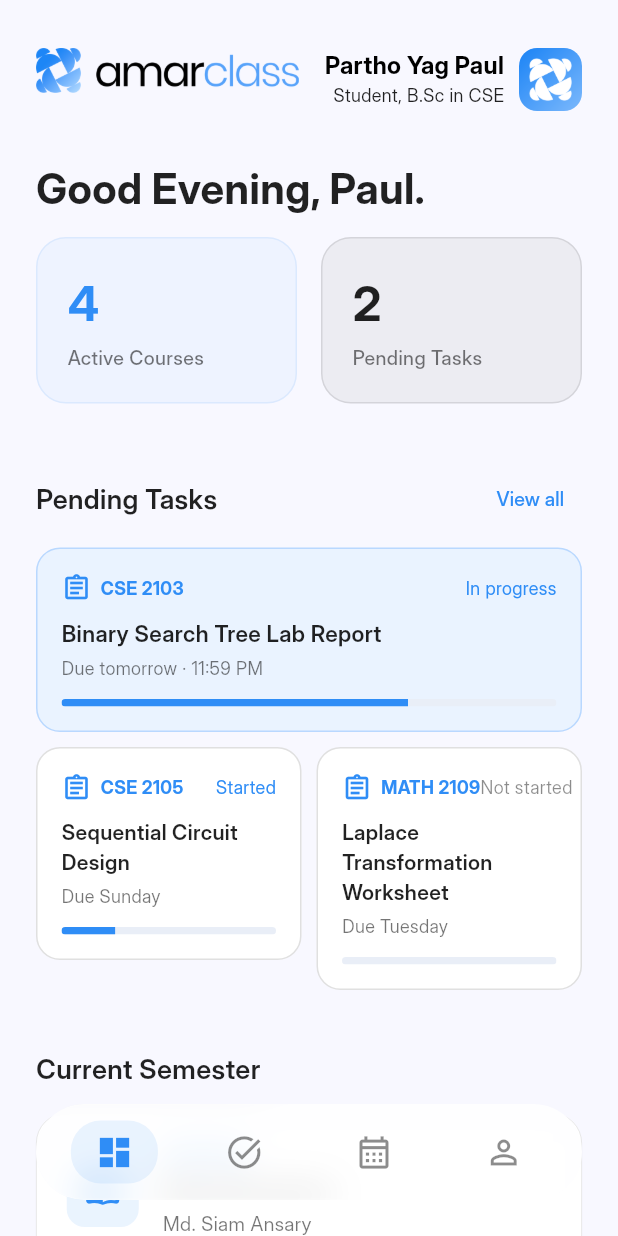
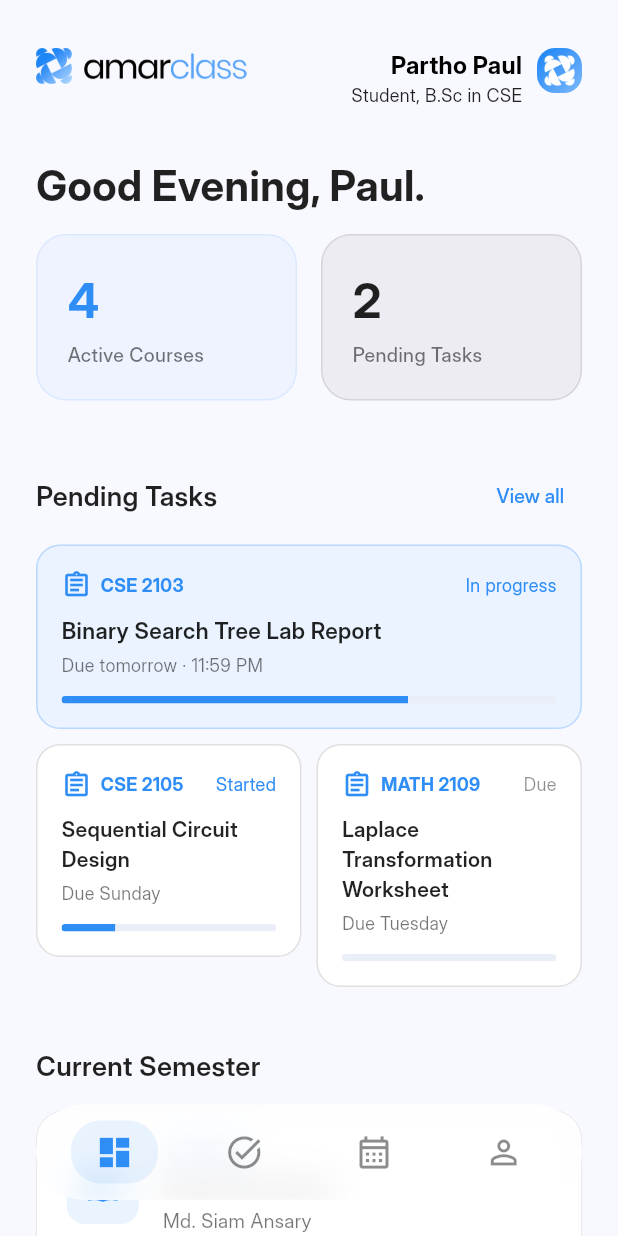
Before and after one commit to rif-x43/AmarClass, a Flutter app: the DashboardScreen screen opened directly with empty values, on a phone screen of 412 x 824 dp. Run offline on Flutter 3.47's test engine with Material 3 defaults, Android fonts, the phone set to English and light mode, and no system bars; our stand-ins replace table_calendar; Roboto replaces fonts that are missing (Inter Display).

Commit message:
Added overall changes

```diff
--- a/lib/pages/dashboard_screen.dart
+++ b/lib/pages/dashboard_screen.dart
@@ -1,10 +1,15 @@
 import 'dart:ui';
 import 'package:amarclass/pages/user_role.dart';
 import 'package:amarclass/pages/tasks_screen.dart';
+import 'package:amarclass/pages/schedule_screen.dart';
+//import 'package:amarclass/pages/profile_screen.dart';
 import 'package:flutter/material.dart';
+import 'package:amarclass/ProfileScreen.dart';
+import 'package:amarclass/pages/calender.dart';
 
 class DashboardScreen extends StatefulWidget {
-  const DashboardScreen({super.key, required UserRole role});
+  final UserRole role;
+  const DashboardScreen({super.key, required this.role});
 
   @override
   State<DashboardScreen> createState() => _DashboardScreenState();
@@ -12,13 +17,6 @@ class DashboardScreen extends StatefulWidget {
 
 class _DashboardScreenState extends State<DashboardScreen> {
   int _selectedIndex = 0;
-
-  final List<String> _pageTitles = [
-    'Dashboard',
-    'Tasks',
-    'Schedule',
-    'Profile',
-  ];
 
   @override
   Widget build(BuildContext context) {
@@ -32,17 +30,11 @@ class _DashboardScreenState extends State<DashboardScreen> {
                 ? _buildDashboardContent()
                 : _selectedIndex == 1
                 ? const TasksScreen()
-                : Center(
-              child: Text(
-                _pageTitles[_selectedIndex],
-                style: const TextStyle(
-                  fontFamily: 'Inter Display',
-                  fontSize: 24,
-                  fontWeight: FontWeight.bold,
-                  color: Colors.black87,
-                ),
-              ),
-            ),
+                : _selectedIndex == 2
+                //? ScheduleScreen(role: widget.role)
+                ?SimpleCalendar()
+
+                : const ProfileScreen()
           ),
 
           // Floating Glassmorphism Navigation Bar
@@ -67,14 +59,13 @@ class _DashboardScreenState extends State<DashboardScreen> {
         100,
       ), // Bottom padding prevents content hiding behind the nav bar
       children: [
-        // Welcome Header
         Row(
           mainAxisAlignment: MainAxisAlignment.spaceBetween,
           crossAxisAlignment: CrossAxisAlignment.start,
           children: [
             const Image(
               image: AssetImage('brandings/logo_black.png'),
-              height: 30,
+              height: 24,
             ),
             Row(
               crossAxisAlignment: CrossAxisAlignment.start,
@@ -83,7 +74,7 @@ class _DashboardScreenState extends State<DashboardScreen> {
                   crossAxisAlignment: CrossAxisAlignment.end,
                   children: [
                     Text(
-                      'Partho Yag Paul',
+                      'Partho Paul',
                       textAlign: TextAlign.right,
                       style: TextStyle(
                         fontFamily: 'Inter Display',
@@ -104,12 +95,15 @@ class _DashboardScreenState extends State<DashboardScreen> {
                   ],
                 ),
                 const SizedBox(width: 10),
-                ClipRRect(
+                GestureDetector(
+                  onTap: () => setState(() => _selectedIndex = 3),
+                  child: ClipRRect(
                     borderRadius: BorderRadius.all(Radius.circular(12)),
                     child: Image(
                       image: AssetImage('brandings/appicon_blue.png'),
-                    height: 42,
-                    width: 42,
+                      height: 30,
+                      width: 30,
+                    ),
                   ),
                 ),
               ],
@@ -135,6 +129,7 @@ class _DashboardScreenState extends State<DashboardScreen> {
                 title: 'Active Courses',
                 value: '4',
                 color: const Color(0xFF2F8DF6),
+                onTap: () => setState(() => _selectedIndex = 2),
               ),
             ),
             const SizedBox(width: 16),
@@ -143,6 +138,7 @@ class _DashboardScreenState extends State<DashboardScreen> {
                 title: 'Pending Tasks',
                 value: '2',
                 color: Colors.black87,
+                onTap: () => setState(() => _selectedIndex = 1),
               ),
             ),
           ],
@@ -161,7 +157,7 @@ class _DashboardScreenState extends State<DashboardScreen> {
               ),
             ),
             TextButton(
-              onPressed: () {},
+              onPressed: () => setState(() => _selectedIndex = 1),
               child: const Text(
                 'View all',
                 style: TextStyle(
@@ -203,7 +199,7 @@ class _DashboardScreenState extends State<DashboardScreen> {
                 title: 'Laplace Transformation Worksheet',
                 dueText: 'Due Tuesday',
                 progress: 0,
-                status: 'Not started',
+                status: 'Due',
                 compact: true,
               ),
             ),
@@ -299,16 +295,20 @@ class _StatCard extends StatelessWidget {
   final String title;
   final String value;
   final Color color;
+  final VoidCallback? onTap;
 
   const _StatCard({
     required this.title,
     required this.value,
     required this.color,
+    this.onTap,
   });
 
   @override
   Widget build(BuildContext context) {
-    return Container(
+    return GestureDetector(
+      onTap: onTap,
+      child: Container(
         padding: const EdgeInsets.all(20),
         decoration: BoxDecoration(
           color: color.withValues(alpha: 0.05),
@@ -338,6 +338,7 @@ class _StatCard extends StatelessWidget {
               ),
             ),
           ],
+        ),
       ),
     );
   }
--- a/lib/pages/schedule_screen.dart
+++ b/lib/pages/schedule_screen.dart
@@ -391,7 +391,7 @@ class _ScheduleEvent extends StatelessWidget {
             height: 48,
             width: 48,
             decoration: BoxDecoration(
-              color: const Color(0xFF2F8DF6).withOpacity(0.1),
+              color: const Color(0xFF2F8DF6).withValues(alpha: 0.1),
               borderRadius: BorderRadius.circular(12),
             ),
             child: const Center(
--- a/lib/pages/tasks_screen.dart
+++ b/lib/pages/tasks_screen.dart
@@ -88,6 +88,7 @@ class _TasksScreenState extends State<TasksScreen>
   ];
 
 
+  @override
   Widget build(BuildContext context)
   {
     return Scaffold(
```
Also changed, not shown: lib/ProfileScreen.dart (+6 -4 lines), lib/pages/calender.dart (+5 -135 lines). Lines whose indentation alone changed are shown as unchanged.
